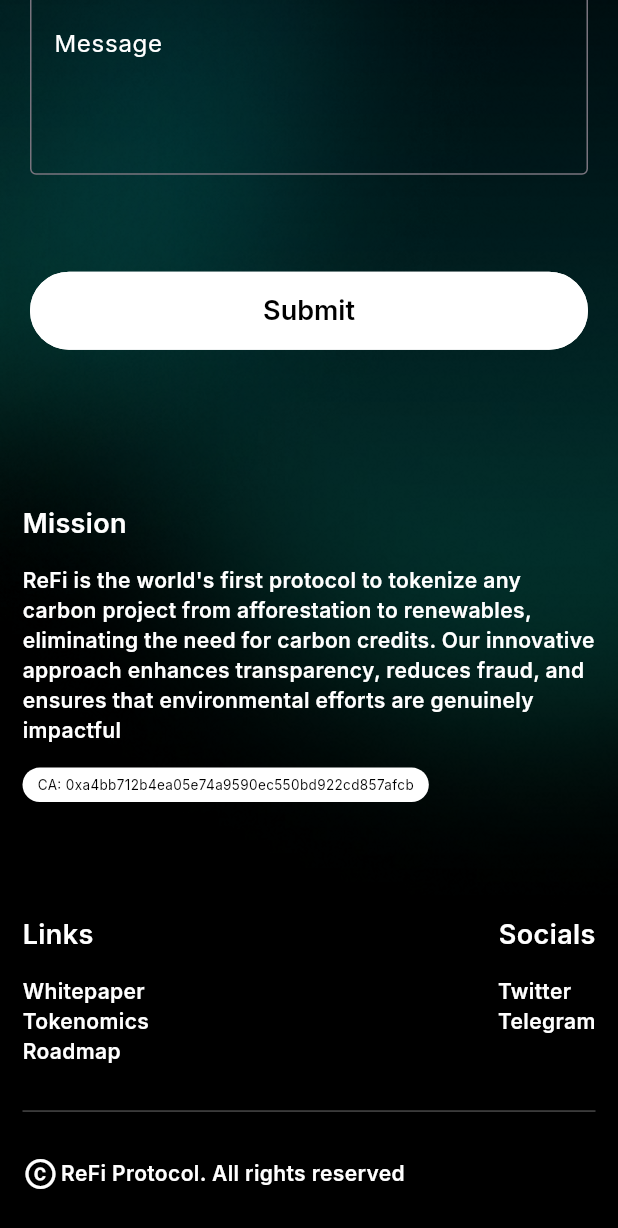
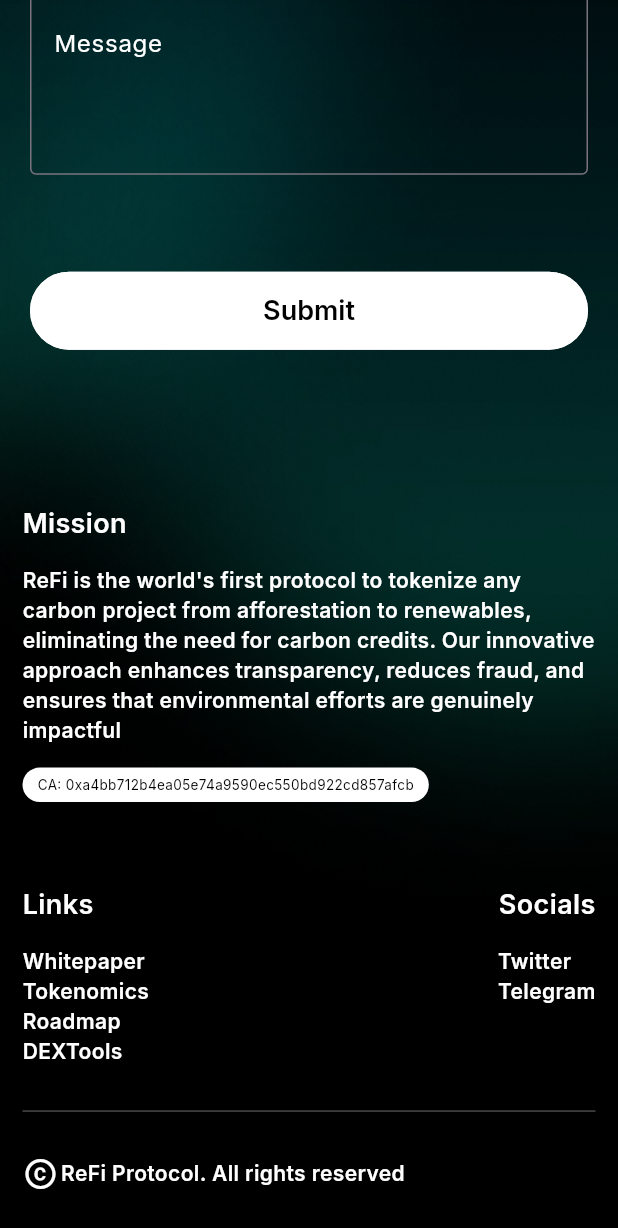
Before and after one commit to ReFi-Protocol/refiprotocol-website, a Flutter app: the ContactView screen opened by its route, scrolled down 544 dp, on a phone screen of 412 x 824 dp. Shown: the top 1228 px of the screen. Run offline on Flutter 3.47's test engine with Material 3 defaults, Android fonts, the phone set to English and light mode, and no system bars; our stand-ins replace chewie, firebase_core, flutter_screenutil, flutter_svg, get, google_fonts and 3 more; missing offline and left inert: emailjs; accounts and stored records are empty.

Commit message:
added DEXTools

```diff
--- a/viridis_web/lib/widgets/custom_footer.dart
+++ b/viridis_web/lib/widgets/custom_footer.dart
@@ -138,6 +138,10 @@ class _CustomFooterState extends State<CustomFooter> {
           children: [
             for (int i = 1; i < menuConstants.length; i++)
               _link(menuConstants[i].name, menuConstants[i].onTap),
+            _link(
+                "DEXTools",
+                () => launchCustomURL(
+                    "https://www.dextools.io/app/en/ether/pair-explorer/0x98c36dce8433dc89e91097b7cf1dafbe32922457?t=1721761810694")),
           ],
         ));
   }
@@ -146,6 +150,7 @@ class _CustomFooterState extends State<CustomFooter> {
     return _footerColumn("Socials",
         alignment: CrossAxisAlignment.end,
         child: Column(
+          mainAxisAlignment: MainAxisAlignment.start,
           crossAxisAlignment: CrossAxisAlignment.start,
           children: [
             _link("Twitter", () async {
@@ -164,14 +169,8 @@ class _CustomFooterState extends State<CustomFooter> {
                 throw 'Could not launch $url';
               }
             }),
-            _link("", () async {
-              Uri url = Uri.parse('https://t.me/ViridisNetwork');
-              if (await canLaunchUrl(url)) {
-                await launchUrl(url);
-              } else {
-                throw 'Could not launch $url';
-              }
-            }),
+            _link("", () async {}),
+            _link("", () async {}),
           ],
         ));
   }
```
